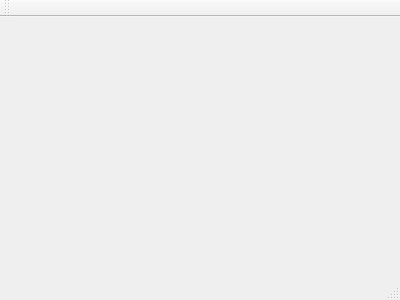
Old version of the form mainwindow.ui in the repository VEndymionV/Personal-Kanban.
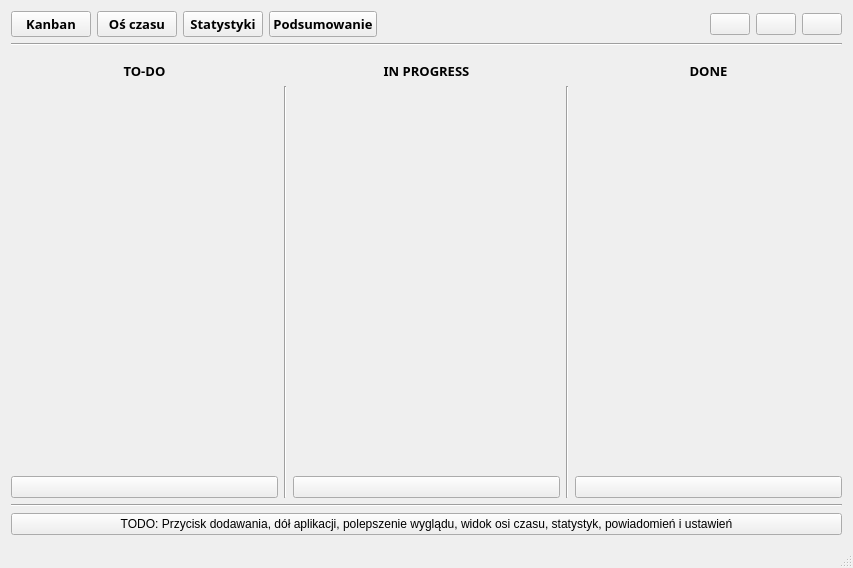
New version of the form. Icons and pictures are not drawn.

Commit message: Wstępne GUI, bez żadnej funkcjonalności, wersja na której będziemy bazować.

What changed in the file:
```diff
--- a/mainwindow.ui
+++ b/mainwindow.ui
@@ -1,24 +1,486 @@
 <ui version="4.0">
  <class>MainWindow</class>
- <widget class="QMainWindow" name="MainWindow" >
-  <property name="geometry" >
+ <widget class="QMainWindow" name="MainWindow">
+  <property name="geometry">
    <rect>
     <x>0</x>
     <y>0</y>
-    <width>400</width>
-    <height>300</height>
+    <width>853</width>
+    <height>568</height>
    </rect>
   </property>
   <property name="windowTitle" >
    <string>MainWindow</string>
   </property>
-  <widget class="QMenuBar" name="menuBar" />
-  <widget class="QToolBar" name="mainToolBar" />
-  <widget class="QWidget" name="centralWidget" />
-  <widget class="QStatusBar" name="statusBar" />
+  <widget class="QWidget" name="centralWidget">
+   <layout class="QVBoxLayout" name="verticalLayout">
+    <item>
+     <layout class="QHBoxLayout" name="topMainHLayout">
+      <property name="sizeConstraint">
+       <enum>QLayout::SetDefaultConstraint</enum>
+      </property>
+      <item>
+       <layout class="QHBoxLayout" name="topLeftHLayout">
+        <item>
+         <widget class="QPushButton" name="pBtn_Kanban">
+          <property name="sizePolicy">
+           <sizepolicy hsizetype="Minimum" vsizetype="Fixed">
+            <horstretch>0</horstretch>
+            <verstretch>0</verstretch>
+           </sizepolicy>
+          </property>
+          <property name="font">
+           <font>
+            <family>Segoe UI Semibold</family>
+            <pointsize>10</pointsize>
+            <weight>75</weight>
+            <bold>true</bold>
+           </font>
+          </property>
+          <property name="text">
+           <string>Kanban</string>
+          </property>
+          <property name="icon">
+           <iconset resource="resources.qrc">
+            <normaloff>:/res/icons/calendar256.png</normaloff>:/res/icons/calendar256.png</iconset>
+          </property>
+          <property name="iconSize">
+           <size>
+            <width>40</width>
+            <height>40</height>
+           </size>
+          </property>
+         </widget>
+        </item>
+        <item>
+         <widget class="QPushButton" name="pBtn_Timeline">
+          <property name="font">
+           <font>
+            <family>Segoe UI Semibold</family>
+            <pointsize>10</pointsize>
+            <weight>75</weight>
+            <bold>true</bold>
+           </font>
+          </property>
+          <property name="text">
+           <string>Oś czasu</string>
+          </property>
+          <property name="icon">
+           <iconset resource="resources.qrc">
+            <normaloff>:/res/icons/tmeline256.png</normaloff>:/res/icons/tmeline256.png</iconset>
+          </property>
+          <property name="iconSize">
+           <size>
+            <width>40</width>
+            <height>40</height>
+           </size>
+          </property>
+         </widget>
+        </item>
+        <item>
+         <widget class="QPushButton" name="pBtn_Stats">
+          <property name="font">
+           <font>
+            <family>Segoe UI Semibold</family>
+            <pointsize>10</pointsize>
+            <weight>75</weight>
+            <bold>true</bold>
+           </font>
+          </property>
+          <property name="text">
+           <string>Statystyki</string>
+          </property>
+          <property name="icon">
+           <iconset resource="resources.qrc">
+            <normaloff>:/res/icons/diagram256.png</normaloff>:/res/icons/diagram256.png</iconset>
+          </property>
+          <property name="iconSize">
+           <size>
+            <width>40</width>
+            <height>40</height>
+           </size>
+          </property>
+         </widget>
+        </item>
+        <item>
+         <widget class="QPushButton" name="pBtn_Summary">
+          <property name="font">
+           <font>
+            <family>Segoe UI Semibold</family>
+            <pointsize>10</pointsize>
+            <weight>75</weight>
+            <bold>true</bold>
+           </font>
+          </property>
+          <property name="text">
+           <string>Podsumowanie</string>
+          </property>
+          <property name="icon">
+           <iconset resource="resources.qrc">
+            <normaloff>:/res/icons/summary256.png</normaloff>:/res/icons/summary256.png</iconset>
+          </property>
+          <property name="iconSize">
+           <size>
+            <width>40</width>
+            <height>40</height>
+           </size>
+          </property>
+         </widget>
+        </item>
+       </layout>
+      </item>
+      <item>
+       <spacer name="topHSpacer_TopLeftRight">
+        <property name="orientation">
+         <enum>Qt::Horizontal</enum>
+        </property>
+        <property name="sizeType">
+         <enum>QSizePolicy::Expanding</enum>
+        </property>
+        <property name="sizeHint" stdset="0">
+         <size>
+          <width>40</width>
+          <height>20</height>
+         </size>
+        </property>
+       </spacer>
+      </item>
+      <item>
+       <layout class="QHBoxLayout" name="topRightHLayout">
+        <item>
+         <widget class="QPushButton" name="pBtn_NightMode">
+          <property name="text">
+           <string/>
+          </property>
+          <property name="icon">
+           <iconset resource="resources.qrc">
+            <normaloff>:/res/icons/switchOFF256.png</normaloff>:/res/icons/switchOFF256.png</iconset>
+          </property>
+          <property name="iconSize">
+           <size>
+            <width>40</width>
+            <height>40</height>
+           </size>
+          </property>
+         </widget>
+        </item>
+        <item>
+         <widget class="QPushButton" name="pBtn_Notifications">
+          <property name="text">
+           <string/>
+          </property>
+          <property name="icon">
+           <iconset resource="resources.qrc">
+            <normaloff>:/res/icons/notification256.png</normaloff>:/res/icons/notification256.png</iconset>
+          </property>
+          <property name="iconSize">
+           <size>
+            <width>40</width>
+            <height>40</height>
+           </size>
+          </property>
+         </widget>
+        </item>
+        <item>
+         <widget class="QPushButton" name="pBtn_Settings">
+          <property name="text">
+           <string/>
+          </property>
+          <property name="icon">
+           <iconset resource="resources.qrc">
+            <normaloff>:/res/icons/settings256.png</normaloff>:/res/icons/settings256.png</iconset>
+          </property>
+          <property name="iconSize">
+           <size>
+            <width>40</width>
+            <height>40</height>
+           </size>
+          </property>
+         </widget>
+        </item>
+       </layout>
+      </item>
+     </layout>
+    </item>
+    <item>
+     <widget class="Line" name="line_2">
+      <property name="orientation">
+       <enum>Qt::Horizontal</enum>
+      </property>
+     </widget>
+    </item>
+    <item>
+     <spacer name="verticalSpacer_4">
+      <property name="orientation">
+       <enum>Qt::Vertical</enum>
+      </property>
+      <property name="sizeType">
+       <enum>QSizePolicy::Fixed</enum>
+      </property>
+      <property name="sizeHint" stdset="0">
+       <size>
+        <width>20</width>
+        <height>10</height>
+       </size>
+      </property>
+     </spacer>
+    </item>
+    <item>
+     <layout class="QGridLayout" name="centralMainGLayout">
+      <item row="0" column="2">
+       <layout class="QHBoxLayout" name="horizontalLayout_4">
+        <item>
+         <widget class="QLabel" name="label_InProgress">
+          <property name="font">
+           <font>
+            <family>Segoe UI Black</family>
+            <pointsize>10</pointsize>
+            <weight>75</weight>
+            <bold>true</bold>
+           </font>
+          </property>
+          <property name="text">
+           <string>IN PROGRESS</string>
+          </property>
+          <property name="alignment">
+           <set>Qt::AlignCenter</set>
+          </property>
+         </widget>
+        </item>
+       </layout>
+      </item>
+      <item row="0" column="0">
+       <layout class="QHBoxLayout" name="horizontalLayout_5">
+        <item>
+         <widget class="QLabel" name="label_Todo">
+          <property name="font">
+           <font>
+            <family>Segoe UI Black</family>
+            <pointsize>10</pointsize>
+            <weight>75</weight>
+            <bold>true</bold>
+           </font>
+          </property>
+          <property name="text">
+           <string>TO-DO</string>
+          </property>
+          <property name="alignment">
+           <set>Qt::AlignCenter</set>
+          </property>
+         </widget>
+        </item>
+       </layout>
+      </item>
+      <item row="1" column="1">
+       <widget class="Line" name="line_3">
+        <property name="orientation">
+         <enum>Qt::Vertical</enum>
+        </property>
+       </widget>
+      </item>
+      <item row="1" column="3">
+       <widget class="Line" name="line_4">
+        <property name="orientation">
+         <enum>Qt::Vertical</enum>
+        </property>
+       </widget>
+      </item>
+      <item row="0" column="4">
+       <layout class="QHBoxLayout" name="horizontalLayout_6">
+        <item>
+         <widget class="QLabel" name="label_Done">
+          <property name="font">
+           <font>
+            <family>Segoe UI Black</family>
+            <pointsize>10</pointsize>
+            <weight>75</weight>
+            <bold>true</bold>
+           </font>
+          </property>
+          <property name="text">
+           <string>DONE</string>
+          </property>
+          <property name="alignment">
+           <set>Qt::AlignCenter</set>
+          </property>
+         </widget>
+        </item>
+       </layout>
+      </item>
+      <item row="1" column="4">
+       <layout class="QVBoxLayout" name="verticalLayout_2">
+        <item>
+         <spacer name="verticalSpacer_3">
+          <property name="orientation">
+           <enum>Qt::Vertical</enum>
+          </property>
+          <property name="sizeHint" stdset="0">
+           <size>
+            <width>20</width>
+            <height>40</height>
+           </size>
+          </property>
+         </spacer>
+        </item>
+        <item>
+         <widget class="QPushButton" name="pBtn_DoneAdd">
+          <property name="styleSheet">
+           <string notr="true">#pushButton_8 {
+        background: transparent;
+}
+
+#pushButton_9 {
+        background: transparent;
+}
+
+#pushButton_10 {
+        background: transparent;
+}</string>
+          </property>
+          <property name="text">
+           <string/>
+          </property>
+          <property name="icon">
+           <iconset resource="resources.qrc">
+            <normaloff>:/res/icons/plus256.png</normaloff>:/res/icons/plus256.png</iconset>
+          </property>
+          <property name="iconSize">
+           <size>
+            <width>40</width>
+            <height>40</height>
+           </size>
+          </property>
+         </widget>
+        </item>
+       </layout>
+      </item>
+      <item row="1" column="0">
+       <layout class="QVBoxLayout" name="verticalLayout_3">
+        <item>
+         <spacer name="verticalSpacer">
+          <property name="orientation">
+           <enum>Qt::Vertical</enum>
+          </property>
+          <property name="sizeHint" stdset="0">
+           <size>
+            <width>20</width>
+            <height>40</height>
+           </size>
+          </property>
+         </spacer>
+        </item>
+        <item>
+         <widget class="QPushButton" name="pBtn_TodoAdd">
+          <property name="styleSheet">
+           <string notr="true">#pushButton_8 {
+        background: transparent;
+}
+
+#pushButton_9 {
+        background: transparent;
+}
+
+#pushButton_10 {
+        background: transparent;
+}</string>
+          </property>
+          <property name="text">
+           <string/>
+          </property>
+          <property name="icon">
+           <iconset resource="resources.qrc">
+            <normaloff>:/res/icons/plus256.png</normaloff>:/res/icons/plus256.png</iconset>
+          </property>
+          <property name="iconSize">
+           <size>
+            <width>40</width>
+            <height>40</height>
+           </size>
+          </property>
+         </widget>
+        </item>
+       </layout>
+      </item>
+      <item row="1" column="2">
+       <layout class="QVBoxLayout" name="verticalLayout_4">
+        <item>
+         <spacer name="verticalSpacer_2">
+          <property name="orientation">
+           <enum>Qt::Vertical</enum>
+          </property>
+          <property name="sizeHint" stdset="0">
+           <size>
+            <width>20</width>
+            <height>40</height>
+           </size>
+          </property>
+         </spacer>
+        </item>
+        <item>
+         <widget class="QPushButton" name="pBtn_InProgressAdd">
+          <property name="styleSheet">
+           <string notr="true">#pushButton_8 {
+        background: transparent;
+}
+
+#pushButton_9 {
+        background: transparent;
+}
+
+#pushButton_10 {
+        background: transparent;
+}</string>
+          </property>
+          <property name="text">
+           <string/>
+          </property>
+          <property name="icon">
+           <iconset resource="resources.qrc">
+            <normaloff>:/res/icons/plus256.png</normaloff>:/res/icons/plus256.png</iconset>
+          </property>
+          <property name="iconSize">
+           <size>
+            <width>40</width>
+            <height>40</height>
+           </size>
+          </property>
+         </widget>
+        </item>
+       </layout>
+      </item>
+     </layout>
+    </item>
+    <item>
+     <widget class="Line" name="line">
+      <property name="orientation">
+       <enum>Qt::Horizontal</enum>
+      </property>
+     </widget>
+    </item>
+    <item>
+     <widget class="QPushButton" name="pBtn_TODO">
+      <property name="text">
+       <string>TODO: Przycisk dodawania, dół aplikacji, polepszenie wyglądu, widok osi czasu, statystyk, powiadomień i ustawień</string>
+      </property>
+     </widget>
+    </item>
+   </layout>
+  </widget>
+  <widget class="QMenuBar" name="menuBar">
+   <property name="geometry">
+    <rect>
+     <x>0</x>
+     <y>0</y>
+     <width>853</width>
+     <height>25</height>
+    </rect>
+   </property>
+  </widget>
+  <widget class="QStatusBar" name="statusBar"/>
  </widget>
- <layoutDefault spacing="6" margin="11" />
- <pixmapfunction></pixmapfunction>
- <resources/>
+ <layoutdefault spacing="6" margin="11"/>
+ <resources>
+  <include location="resources.qrc"/>
+ </resources>
  <connections/>
 </ui>
```
Left out of the diff: 3 changed lines with no effect on the pictures. The commit also changes 2 other files.
